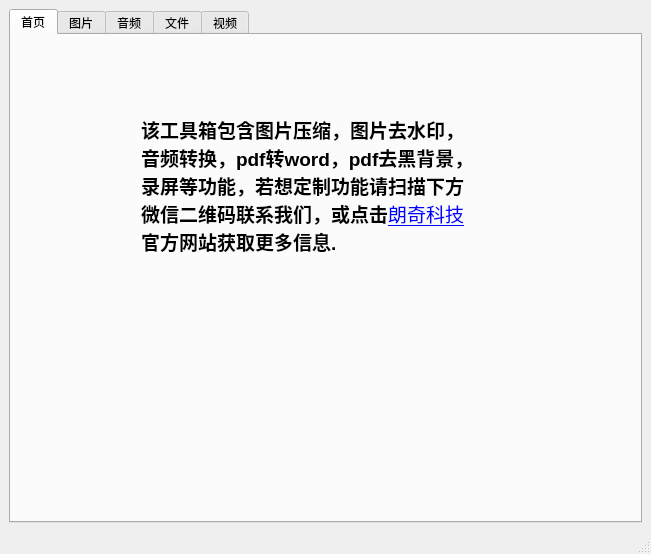
Qt form toolbox.ui (Launchtech88/ToolBox) before a commit.
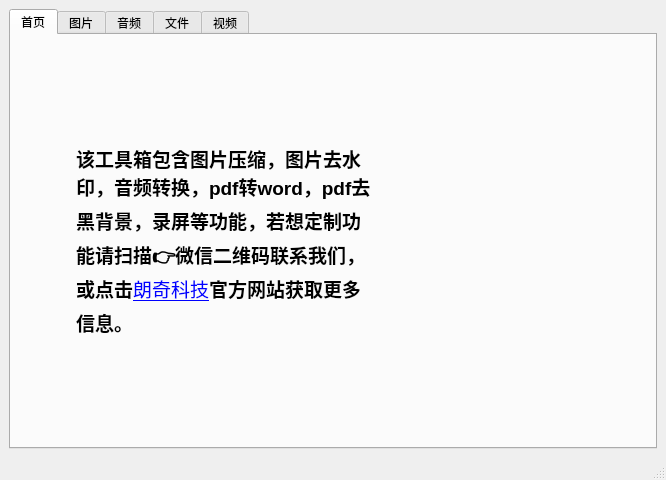
The same form after that commit. Icons and pictures are not drawn.

Commit message: 优化toolbox首页布局

```diff
--- a/toolbox.ui
+++ b/toolbox.ui
@@ -6,8 +6,8 @@
    <rect>
     <x>0</x>
     <y>0</y>
-    <width>651</width>
-    <height>554</height>
+    <width>666</width>
+    <height>480</height>
    </rect>
   </property>
   <property name="windowTitle">
@@ -30,48 +30,59 @@
        <attribute name="title">
         <string>首页</string>
        </attribute>
-       <widget class="QLabel" name="label">
-        <property name="geometry">
-         <rect>
-          <x>230</x>
-          <y>250</y>
-          <width>131</width>
-          <height>121</height>
-         </rect>
-        </property>
-        <property name="text">
-         <string/>
-        </property>
-        <property name="pixmap">
-         <pixmap>../朗奇科技/朗奇科技网站图片/wechat.jpg</pixmap>
-        </property>
-        <property name="scaledContents">
-         <bool>true</bool>
-        </property>
-       </widget>
+       <layout class="QGridLayout" name="gridLayout">
+        <item row="0" column="0">
        <widget class="QLabel" name="label_4">
-        <property name="geometry">
-         <rect>
-          <x>30</x>
-          <y>70</y>
-          <width>541</width>
-          <height>161</height>
-         </rect>
+          <property name="minimumSize">
+           <size>
+            <width>300</width>
+            <height>300</height>
+           </size>
+          </property>
+          <property name="maximumSize">
+           <size>
+            <width>300</width>
+            <height>300</height>
+           </size>
         </property>
         <property name="text">
          <string>&lt;!DOCTYPE HTML PUBLIC &quot;-//W3C//DTD HTML 4.0//EN&quot; &quot;http://www.w3.org/TR/REC-html40/strict.dtd&quot;&gt;
 &lt;html&gt;&lt;head&gt;&lt;meta name=&quot;qrichtext&quot; content=&quot;1&quot; /&gt;&lt;style type=&quot;text/css&quot;&gt;
 p, li { white-space: pre-wrap; }
 &lt;/style&gt;&lt;/head&gt;&lt;body style=&quot; font-family:'SimSun'; font-size:9pt; font-weight:400; font-style:normal;&quot;&gt;
-&lt;p style=&quot; margin-top:12px; margin-bottom:12px; margin-left:100px; margin-right:100px; -qt-block-indent:0; text-indent:0px;&quot;&gt;&lt;span style=&quot; font-size:14pt; font-weight:600;&quot;&gt;该工具箱包含图片压缩，图片去水印，音频转换，pdf转word，pdf去黑背景，录屏等功能，若想定制功能请扫描下方微信二维码联系我们，或点击&lt;/span&gt;&lt;a href=&quot;https://launchtech.top&quot;&gt;&lt;span style=&quot; font-size:14pt; text-decoration: underline; color:#0000ff;&quot;&gt;朗奇科技&lt;/span&gt;&lt;/a&gt;&lt;span style=&quot; font-size:14pt; font-weight:600;&quot;&gt;官方网站获取更多信息.&lt;/span&gt;&lt;/p&gt;&lt;/body&gt;&lt;/html&gt;</string>
+&lt;p style=&quot; margin-top:12px; margin-bottom:12px; margin-left:0px; margin-right:0px; -qt-block-indent:0; text-indent:0px;&quot;&gt;&lt;span style=&quot; font-size:14pt; font-weight:600;&quot;&gt;该工具箱包含图片压缩，图片去水印，音频转换，pdf转word，pdf去黑背景，录屏等功能，若想定制功能请扫描👉微信二维码联系我们，或点击&lt;/span&gt;&lt;a href=&quot;https://launchtech.top&quot;&gt;&lt;span style=&quot; font-size:14pt; text-decoration: underline; color:#0000ff;&quot;&gt;朗奇科技&lt;/span&gt;&lt;/a&gt;&lt;span style=&quot; font-size:14pt; font-weight:600;&quot;&gt;官方网站获取更多信息。&lt;/span&gt;&lt;/p&gt;&lt;/body&gt;&lt;/html&gt;</string>
         </property>
         <property name="textFormat">
-         <enum>Qt::RichText</enum>
+           <enum>Qt::AutoText</enum>
         </property>
         <property name="wordWrap">
          <bool>true</bool>
         </property>
-       </widget>
+          <property name="openExternalLinks">
+           <bool>true</bool>
+          </property>
+         </widget>
+        </item>
+        <item row="0" column="1">
+         <widget class="QLabel" name="label">
+          <property name="maximumSize">
+           <size>
+            <width>150</width>
+            <height>150</height>
+           </size>
+          </property>
+          <property name="text">
+           <string/>
+          </property>
+          <property name="pixmap">
+           <pixmap>../朗奇科技/朗奇科技网站图片/wechat.jpg</pixmap>
+          </property>
+          <property name="scaledContents">
+           <bool>true</bool>
+          </property>
+         </widget>
+        </item>
+       </layout>
       </widget>
       <widget class="QWidget" name="tab_2">
        <attribute name="title">
```
Left out of the diff: 2 changed lines with no effect on the pictures. Lines whose indentation alone changed are shown as unchanged. The commit also changes 2 other files.
